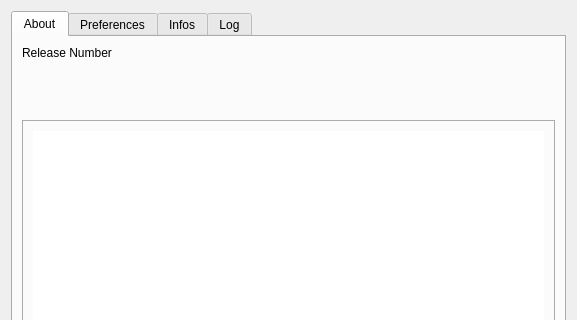
Above: ui/AboutDialog.ui from lingo/diffimg-xbee before the change; both pictures show x 0 to 577 and y 0 to 320 of the 577 by 599 pixel window. Below: the same form after it.
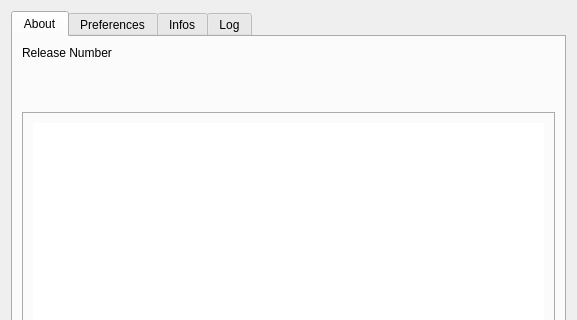
That is the form after the change. The open tabs and pages were chosen to show the change. Icons and pictures are not drawn. Custom widgets are drawn as their Qt base class.

What changed in the file:
```diff
--- a/ui/AboutDialog.ui
+++ b/ui/AboutDialog.ui
@@ -193,16 +193,6 @@
            </property>
           </spacer>
          </item>
-         <item>
-          <widget class="PaypalButton" name="pushButtonPaypal">
-           <property name="text">
-            <string/>
-           </property>
-           <property name="flat">
-            <bool>true</bool>
-           </property>
-          </widget>
-         </item>
         </layout>
        </item>
       </layout>
@@ -604,13 +594,6 @@
    </item>
   </layout>
  </widget>
- <customwidgets>
-  <customwidget>
-   <class>PaypalButton</class>
-   <extends>QPushButton</extends>
-   <header>PaypalButton.h</header>
-  </customwidget>
- </customwidgets>
  <resources>
   <include location="../res/diffimg.qrc"/>
  </resources>
```
